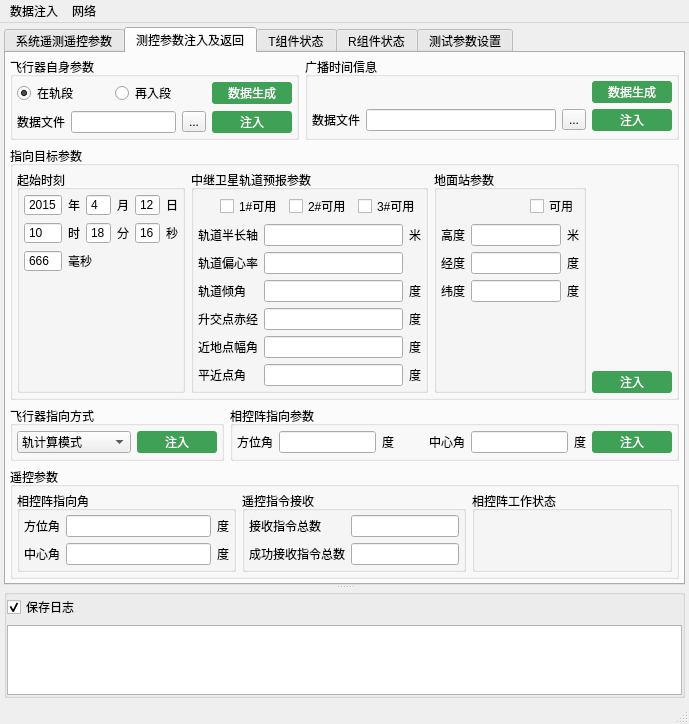
juniperdiego/ClientOfNavigationForRXF, file InterfaceClient/interfaceclient.ui: the form before one commit.
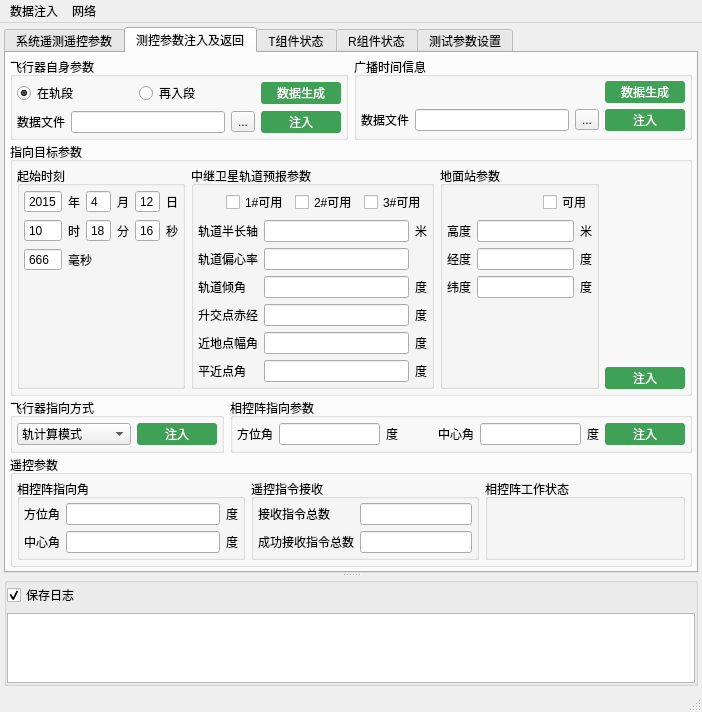
The form after the commit. The open tabs and pages were chosen to show the change. Icons and pictures are not drawn.

```diff
--- a/InterfaceClient/interfaceclient.ui
+++ b/InterfaceClient/interfaceclient.ui
@@ -6,23 +6,13 @@
    <rect>
     <x>0</x>
     <y>0</y>
-    <width>689</width>
+    <width>702</width>
     <height>660</height>
    </rect>
   </property>
   <property name="windowTitle">
    <string>XXX地检客户端</string>
   </property>
-  <property name="styleSheet">
-   <string notr="true">QPushButton{
-background-color:rgb(63,161,86);                                            color: white;   border-radius: 3px;  border-style: outset;}
-                                           
-QPushButton:hover{
-background-color:rgb(85,192,86);}
-                                          
-QPushButton:pressed{
-color:rgb(84, 86, 82);                                                           border-style: inset; }</string>
-  </property>
   <widget class="QWidget" name="centralWidget">
    <layout class="QVBoxLayout" name="verticalLayout_5">
     <property name="leftMargin">
@@ -724,7 +714,12 @@
          <property name="bottomMargin">
           <number>4</number>
          </property>
+         <property name="verticalSpacing">
+          <number>2</number>
+         </property>
          <item row="0" column="0" colspan="2">
+          <layout class="QHBoxLayout" name="horizontalLayout_12">
+           <item>
           <widget class="QGroupBox" name="groupBox_8">
            <property name="title">
             <string>飞行器自身参数</string>
@@ -802,6 +797,16 @@
                 <height>22</height>
                </size>
               </property>
+                <property name="styleSheet">
+                 <string notr="true">QPushButton{
+background-color:rgb(63,161,86);                                            color: white;   border-radius: 3px;  border-style: outset;}
+                                           
+QPushButton:hover{
+background-color:rgb(85,192,86);}
+                                          
+QPushButton:pressed{
+color:rgb(84, 86, 82);                                                           border-style: inset; }</string>
+                </property>
               <property name="text">
                <string>数据生成</string>
               </property>
@@ -821,6 +826,16 @@
                 <height>22</height>
                </size>
               </property>
+                <property name="styleSheet">
+                 <string notr="true">QPushButton{
+background-color:rgb(63,161,86);                                            color: white;   border-radius: 3px;  border-style: outset;}
+                                           
+QPushButton:hover{
+background-color:rgb(85,192,86);}
+                                          
+QPushButton:pressed{
+color:rgb(84, 86, 82);                                                           border-style: inset; }</string>
+                </property>
               <property name="text">
                <string>注入</string>
               </property>
@@ -829,7 +844,7 @@
            </layout>
           </widget>
          </item>
-         <item row="0" column="2">
+           <item>
           <widget class="QGroupBox" name="rggenPB">
            <property name="title">
             <string>广播时间信息</string>
@@ -886,6 +901,16 @@
                 <height>22</height>
                </size>
               </property>
+                <property name="styleSheet">
+                 <string notr="true">QPushButton{
+background-color:rgb(63,161,86);                                            color: white;   border-radius: 3px;  border-style: outset;}
+                                           
+QPushButton:hover{
+background-color:rgb(85,192,86);}
+                                          
+QPushButton:pressed{
+color:rgb(84, 86, 82);                                                           border-style: inset; }</string>
+                </property>
               <property name="text">
                <string>注入</string>
               </property>
@@ -905,6 +930,16 @@
                 <height>22</height>
                </size>
               </property>
+                <property name="styleSheet">
+                 <string notr="true">QPushButton{
+background-color:rgb(63,161,86);                                            color: white;   border-radius: 3px;  border-style: outset;}
+                                           
+QPushButton:hover{
+background-color:rgb(85,192,86);}
+                                          
+QPushButton:pressed{
+color:rgb(84, 86, 82);                                                           border-style: inset; }</string>
+                </property>
               <property name="text">
                <string>数据生成</string>
               </property>
@@ -913,7 +948,9 @@
            </layout>
           </widget>
          </item>
-         <item row="1" column="0" colspan="3">
+          </layout>
+         </item>
+         <item row="1" column="0" colspan="2">
           <widget class="QGroupBox" name="groupBox_10">
            <property name="title">
             <string>指向目标参数</string>
@@ -1397,6 +1434,16 @@
                 <height>22</height>
                </size>
               </property>
+              <property name="styleSheet">
+               <string notr="true">QPushButton{
+background-color:rgb(63,161,86);                                            color: white;   border-radius: 3px;  border-style: outset;}
+                                           
+QPushButton:hover{
+background-color:rgb(85,192,86);}
+                                          
+QPushButton:pressed{
+color:rgb(84, 86, 82);                                                           border-style: inset; }</string>
+              </property>
               <property name="text">
                <string>注入</string>
               </property>
@@ -1451,6 +1498,16 @@
                 <height>22</height>
                </size>
               </property>
+              <property name="styleSheet">
+               <string notr="true">QPushButton{
+background-color:rgb(63,161,86);                                            color: white;   border-radius: 3px;  border-style: outset;}
+                                           
+QPushButton:hover{
+background-color:rgb(85,192,86);}
+                                          
+QPushButton:pressed{
+color:rgb(84, 86, 82);                                                           border-style: inset; }</string>
+              </property>
               <property name="text">
                <string>注入</string>
               </property>
@@ -1459,7 +1516,7 @@
            </layout>
           </widget>
          </item>
-         <item row="2" column="1" colspan="2">
+         <item row="2" column="1">
           <widget class="QGroupBox" name="groupBox_15">
            <property name="title">
             <string>相控阵指向参数</string>
@@ -1538,6 +1595,16 @@
                 <height>22</height>
                </size>
               </property>
+              <property name="styleSheet">
+               <string notr="true">QPushButton{
+background-color:rgb(63,161,86);                                            color: white;   border-radius: 3px;  border-style: outset;}
+                                           
+QPushButton:hover{
+background-color:rgb(85,192,86);}
+                                          
+QPushButton:pressed{
+color:rgb(84, 86, 82);                                                           border-style: inset; }</string>
+              </property>
               <property name="text">
                <string>注入</string>
               </property>
@@ -1546,7 +1613,7 @@
            </layout>
           </widget>
          </item>
-         <item row="3" column="0" colspan="3">
+         <item row="3" column="0" colspan="2">
           <widget class="QGroupBox" name="groupBox_16">
            <property name="title">
             <string>遥控参数</string>
@@ -2179,7 +2246,7 @@
     <rect>
      <x>0</x>
      <y>0</y>
-     <width>689</width>
+     <width>702</width>
      <height>23</height>
     </rect>
    </property>
```
Left out of the diff: 76 changed lines with no effect on the pictures. Lines whose indentation alone changed are shown as unchanged.
